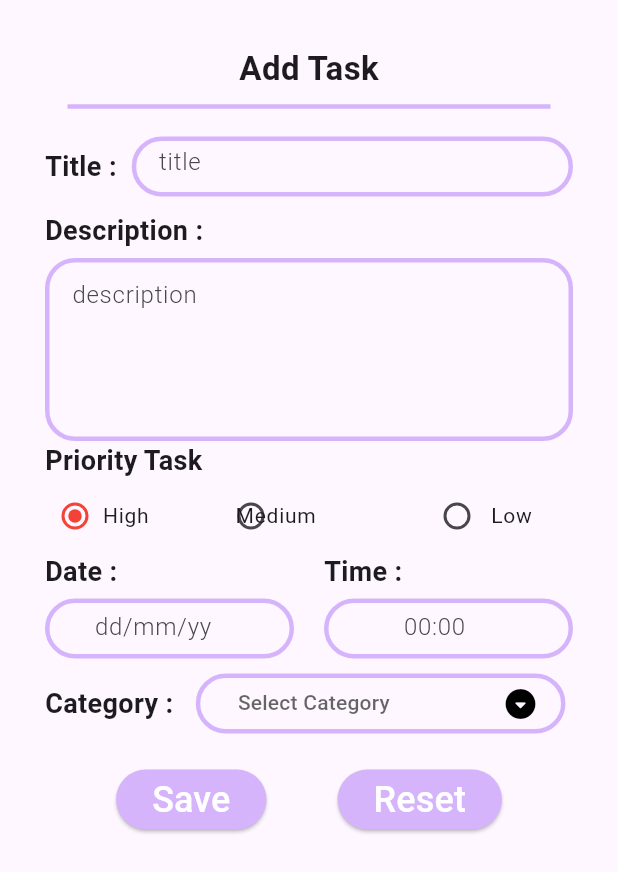
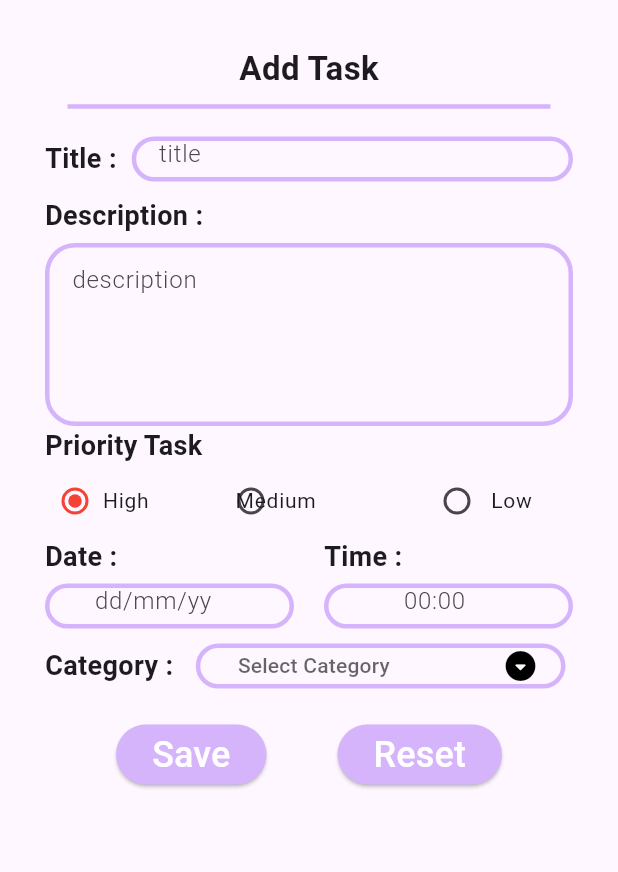
Before and after one commit to Trian161/todolist_app, a Flutter app: the TaskForm widget shown alone on an empty page, opened directly, on a phone screen of 412 x 824 dp. Shown: the top 872 px of the screen. Run offline on Flutter 3.47's test engine with Material 3 defaults, Android fonts, the phone set to English and light mode, and no system bars.

Commit message:
style: adjust height of TextFormField container

```diff
--- a/lib/components/task_form.dart
+++ b/lib/components/task_form.dart
@@ -70,7 +70,7 @@ class _TaskFormState extends State<TaskForm> {
                 ),
                 Expanded(
                   child: Container(
-                    height: 40,
+                    height: 30,
                     decoration: BoxDecoration(
                       borderRadius: BorderRadius.circular(20),
                       border: Border.all(
@@ -85,8 +85,7 @@ class _TaskFormState extends State<TaskForm> {
                       decoration: InputDecoration(
                         border: InputBorder.none,
                         hintText: 'title',
-                        contentPadding:
-                            EdgeInsets.only(left: 15, top: 10, bottom: 10),
+                        contentPadding: EdgeInsets.only(left: 15, bottom: 10),
                       ),
                     ),
                   ),
@@ -224,7 +223,7 @@ class _TaskFormState extends State<TaskForm> {
                             height: 5,
                           ),
                           Container(
-                            height: 40,
+                            height: 30,
                             decoration: BoxDecoration(
                               borderRadius: BorderRadius.circular(20),
                               border: Border.all(
@@ -239,8 +238,8 @@ class _TaskFormState extends State<TaskForm> {
                               decoration: InputDecoration(
                                 border: InputBorder.none,
                                 hintText: 'dd/mm/yy',
-                                contentPadding: EdgeInsets.only(
-                                    left: 30, top: 5, bottom: 10),
+                                contentPadding:
+                                    EdgeInsets.only(left: 30, bottom: 10),
                               ),
                             ),
                           ),
@@ -263,7 +262,7 @@ class _TaskFormState extends State<TaskForm> {
                             height: 5,
                           ),
                           Container(
-                            height: 40,
+                            height: 30,
                             decoration: BoxDecoration(
                               borderRadius: BorderRadius.circular(20),
                               border: Border.all(
@@ -278,8 +277,8 @@ class _TaskFormState extends State<TaskForm> {
                               decoration: InputDecoration(
                                 border: InputBorder.none,
                                 hintText: '00:00',
-                                contentPadding: EdgeInsets.only(
-                                    left: 50, top: 5, bottom: 10),
+                                contentPadding:
+                                    EdgeInsets.only(left: 50, bottom: 10),
                               ),
                             ),
                           ),
@@ -310,7 +309,7 @@ class _TaskFormState extends State<TaskForm> {
                               border: Border.all(
                                   color: Color(0xffd6b4fc), width: 3),
                               borderRadius: BorderRadius.circular(30)),
-                          height: 40,
+                          height: 30,
                           child: DropdownButtonHideUnderline(
                             child: DropdownButton(
                                 icon: Icon(
```
